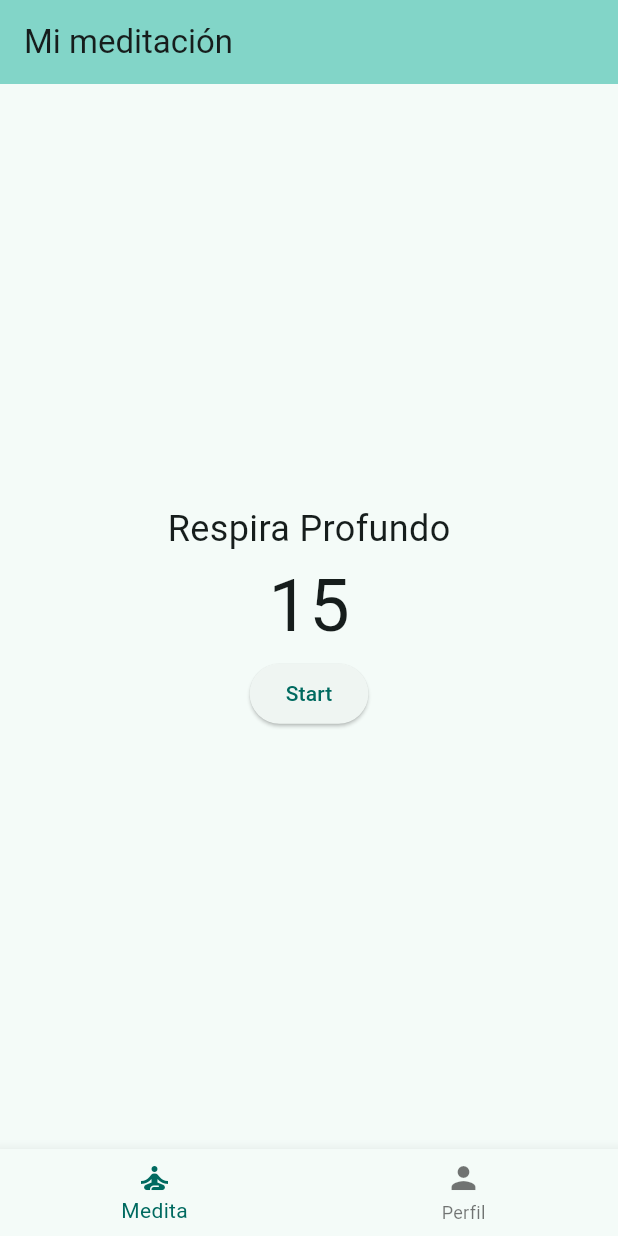
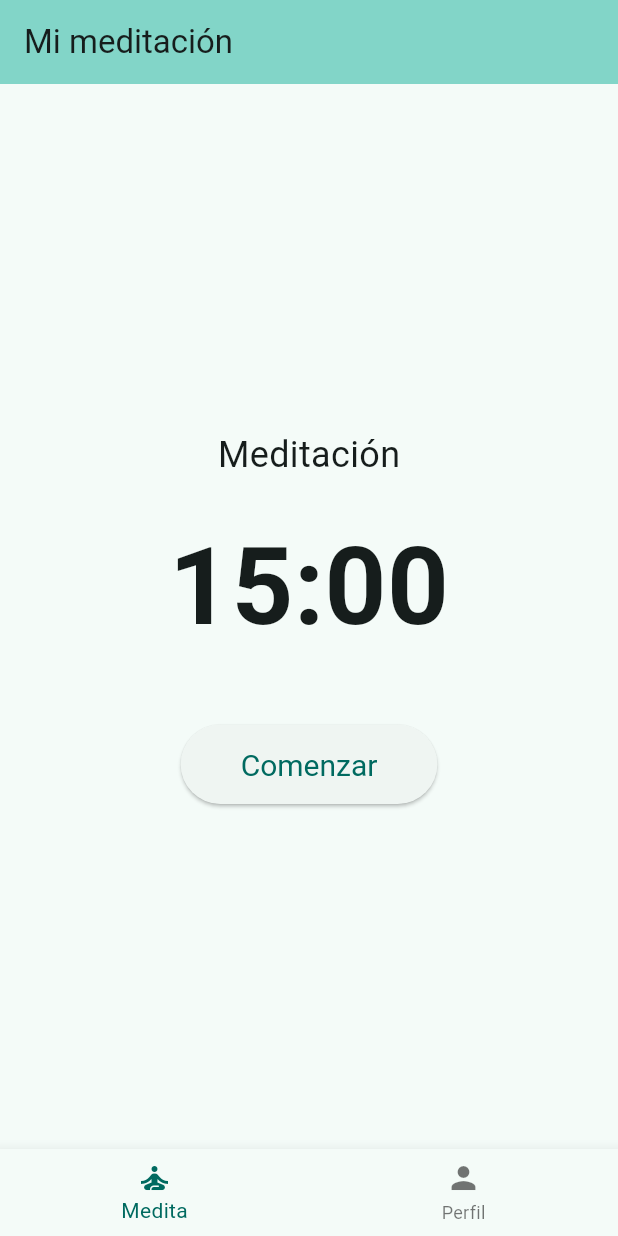
Before and after one commit to Maxiado/Meditaciones-Alfa-Omega, a Flutter app: the screen it shows after launch, on a phone screen of 412 x 824 dp. Run offline on Flutter 3.47's test engine with Material 3 defaults, Android fonts, the phone set to English and light mode, and no system bars.

Commit message:
Temporizador agregado

```diff
--- a/meditacion_alpha_omega/lib/screens/timer_screen.dart
+++ b/meditacion_alpha_omega/lib/screens/timer_screen.dart
@@ -1,4 +1,5 @@
 import 'package:flutter/material.dart';
+import 'dart:async';
 
 class TimerScreen extends StatefulWidget {
   const TimerScreen({super.key});
@@ -8,21 +9,74 @@ class TimerScreen extends StatefulWidget {
 }
 
 class _TimerScreenState extends State<TimerScreen> {
-  int minutes = 15;
+  static const int _initialMinutes = 15;
+  int _remainingSeconds = _initialMinutes * 60;
+  Timer? _timer;
+  bool _isRunning = false;
 
+  String get _formattedTime {
+    int minutes = _remainingSeconds ~/ 60;
+    int seconds = _remainingSeconds % 60;
+    String minutesStr = minutes.toString().padLeft(2, '0');
+    String secondsStr = seconds.toString().padLeft(2, '0');
+
+    return '$minutesStr:$secondsStr';
+  }
+
+  void _startTimer() {
+    if (_isRunning) return;
+
+    setState(() {
+      _isRunning = true;
+    });
+
+    _timer = Timer.periodic(const Duration(seconds: 1), (timer) {
+      setState(() {
+        if (_remainingSeconds > 0) {
+          _remainingSeconds--;
+        } else {
+          _stopTimer();
+          print("Meditación Finalizada!");
+        }
+      });
+    });
+  }
+
+  void _stopTimer() {
+    // Cancelamos la ejecución del objeto Timer
+    _timer?.cancel();
+    setState(() {
+      _isRunning = false;
+    });
+  }
+
+  // --- INTERFAZ VISUAL ---
   @override
   Widget build(BuildContext context) {
     return Center(
       child: Column(
         mainAxisAlignment: MainAxisAlignment.center,
         children: [
-          const Text("Respira Profundo", style: TextStyle(fontSize: 24)),
-          Text(minutes.toString(), style: const TextStyle(fontSize: 48)),
+          const Text("Meditación", style: TextStyle(fontSize: 24)),
+          const SizedBox(height: 20), // Un espacio vacío para separar elementos
+          // Usamos nuestro método Getter para mostrar el texto formateado
+          Text(
+            _formattedTime,
+            style: const TextStyle(fontSize: 72, fontWeight: FontWeight.bold),
+          ),
+
+          const SizedBox(height: 40),
+
+          // Botón que cambia su comportamiento dependiendo si está corriendo o no
           ElevatedButton(
-            onPressed: () {
-              print("Boton Start presionado");
-            },
-            child: const Text("Start"),
+            // Operador ternario: Si corre, la función es stop. Si no, es start.
+            onPressed: _isRunning ? _stopTimer : _startTimer,
+            style: ElevatedButton.styleFrom(
+              padding: const EdgeInsets.symmetric(horizontal: 40, vertical: 15),
+              textStyle: const TextStyle(fontSize: 20),
+            ),
+            // El texto del botón también cambia
+            child: Text(_isRunning ? "Pausar" : "Comenzar"),
           ),
         ],
       ),
```
